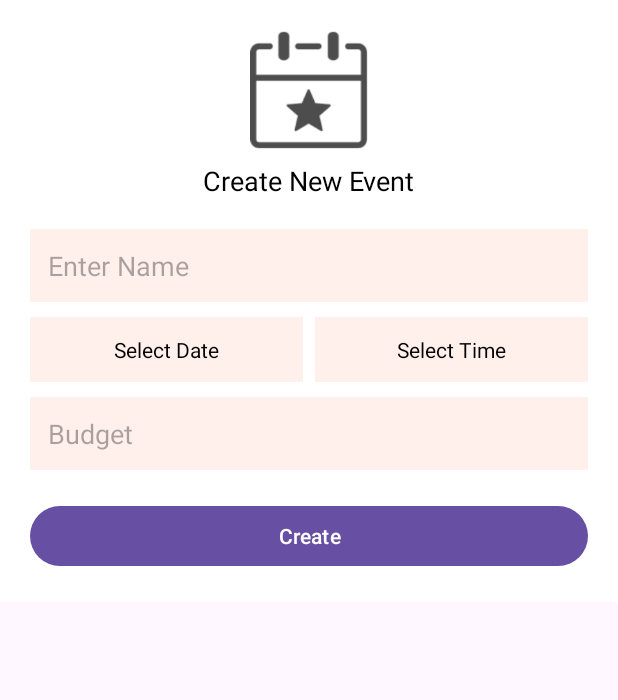
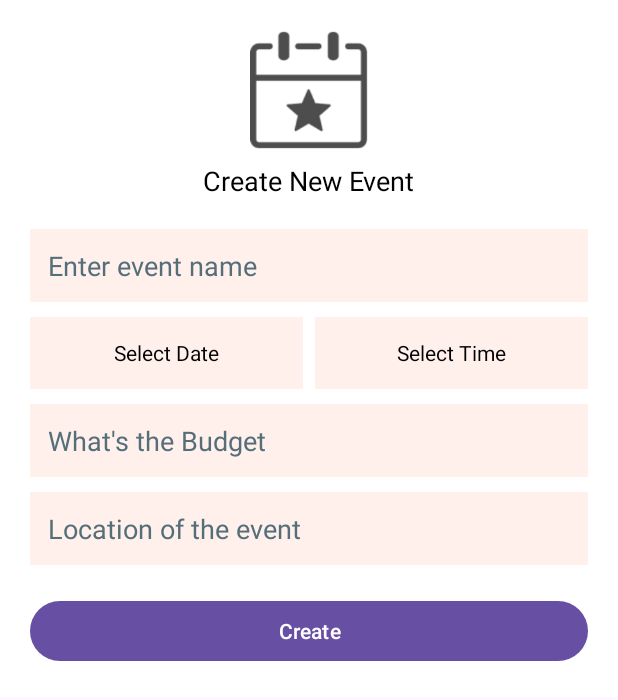
Before and after one commit to Omkar-109/Event_Manager_APP, an Android app: the layout dialog_add_event.xml on its own in the app's theme, with its tools: preview values and no code run, on a phone screen of 412 x 824 dp. Shown: the top 700 px of the screen. Run offline under Robolectric (Android 15) with nearby library versions, the light colour scheme and no system bars.

Commit message:
feat: event location

```diff
--- a/app/src/main/java/com/examples/planit/EventsActivity.java
+++ b/app/src/main/java/com/examples/planit/EventsActivity.java
@@ -94,6 +94,7 @@ public class EventsActivity extends AppCompatActivity {
             TextView dateTextView = dialogView.findViewById(R.id.input_date);
             TextView timeTextView = dialogView.findViewById(R.id.input_time);
             EditText budgetInput = dialogView.findViewById(R.id.input_budget);
+            EditText locationInput = dialogView.findViewById(R.id.input_location);
             Button submitButton = dialogView.findViewById(R.id.submit_button);
 
             // Create and show the dialog
@@ -134,6 +135,7 @@ public class EventsActivity extends AppCompatActivity {
                 String date = dateTextView.getText().toString().trim();
                 String time = timeTextView.getText().toString().trim();
                 String budget = budgetInput.getText().toString().trim();
+                String location = locationInput.getText().toString().trim();
 
                 if (name.isEmpty()) {
                     nameInput.setError("Name is required");
@@ -154,6 +156,12 @@ public class EventsActivity extends AppCompatActivity {
                     budgetInput.setError("Budget is required");
                     return;
                 }
+
+                if (location.isEmpty()) {
+                    locationInput.setError("Location is required");
+                    return;
+                }
+
                 // Extracting date components
                 String[] dateParts = date.split("/");
                 int dayOfMonth = Integer.parseInt(dateParts[0]);   // Day of month
@@ -176,7 +184,7 @@ public class EventsActivity extends AppCompatActivity {
                 // Getting Date object from Calendar
                 Date selectedDateTime = calendar.getTime();
 
-                Event e = new Event(name, selectedDateTime, Double.parseDouble(budget));
+                Event e = new Event(name, selectedDateTime, Double.parseDouble(budget), location);
                 dbManager = new DBManager(getApplicationContext());
                 dbManager.addEvent(e);
                 dbManager.addBudget(e.getBudget());
--- a/app/src/main/java/com/examples/planit/internals/Event.java
+++ b/app/src/main/java/com/examples/planit/internals/Event.java
@@ -75,6 +75,23 @@ public class Event extends UniqueIDProvider<Event> {
         this.location = "Unknown";
         this.budget = new Budget(initial_budget);
     }
+
+    /**
+     * Constructs an Event with a specified name, start date, initial budget and location.
+     *
+     * @param name           the name of the event
+     * @param startDate      the start date of the event
+     * @param initial_budget the initial budget amount
+     * @param location       the location of the event
+     */
+    public Event(String name, Date startDate, Double initial_budget, String location) {
+        super();
+        this.name = name;
+        this.startDate = startDate;
+        this.location = location;
+        this.budget = new Budget(initial_budget);
+    }
+
 
     /**
      * Constructs an Event with a specified unique identifier, name, start date, location, and budget.
--- a/app/src/main/res/layout/dialog_add_event.xml
+++ b/app/src/main/res/layout/dialog_add_event.xml
@@ -13,8 +13,7 @@
         android:id="@+id/event_icon"
         android:layout_width="80dp"
         android:layout_height="80dp"
-
-        android:contentDescription="Event Icon"
+        android:contentDescription="@string/default_event_icon"
         app:srcCompat="@drawable/ev" />
 
     <!-- Text Label for Create Event -->
@@ -22,7 +21,7 @@
         android:id="@+id/create_event_label"
         android:layout_width="wrap_content"
         android:layout_height="wrap_content"
-        android:text="Create New Event"
+        android:text="@string/create_new_event"
         android:textColor="@color/black"
         android:textSize="18sp"
         android:layout_marginTop="8dp"/>
@@ -33,15 +32,18 @@
         android:layout_width="match_parent"
         android:layout_height="wrap_content"
         android:layout_marginTop="20dp"
+        android:autofillHints="name"
         android:background="#FFF0EB"
-        android:hint="Enter Name"
+        android:hint="@string/enter_event_name"
+        android:inputType="text"
         android:padding="12dp"
-        android:textColor="@color/black" />
+        android:textColor="@color/black"
+        android:textColorHint="#546E7A" />
 
     <!-- Date and Time inputs side by side -->
     <LinearLayout
         android:layout_width="match_parent"
-        android:layout_height="wrap_content"
+        android:layout_height="48dp"
         android:orientation="horizontal"
         android:layout_marginTop="10dp">
 
@@ -49,15 +51,14 @@
         <TextView
             android:id="@+id/input_date"
             android:layout_width="0dp"
-            android:layout_height="wrap_content"
+            android:layout_height="match_parent"
             android:layout_weight="1"
             android:background="#FFF0EB"
-
             android:clickable="true"
             android:focusable="true"
             android:gravity="center"
             android:padding="12dp"
-            android:text="Select Date"
+            android:text="@string/select_date"
             android:textColor="@color/black" />
 
         <!-- Time TextView -->
@@ -65,15 +66,14 @@
             android:id="@+id/input_time"
             android:layout_width="0dp"
             android:layout_height="match_parent"
-            android:layout_marginLeft="8dp"
+            android:layout_marginStart="8dp"
             android:layout_weight="1"
-
             android:background="#FFF0EB"
             android:clickable="true"
             android:focusable="true"
             android:gravity="center"
             android:padding="12dp"
-            android:text="Select Time"
+            android:text="@string/select_time"
             android:textColor="@color/black" />
     </LinearLayout>
 
@@ -84,19 +84,33 @@
         android:layout_height="wrap_content"
         android:layout_marginTop="10dp"
         android:background="#FFF0EB"
-        android:hint="Budget"
-
+        android:hint="@string/what_is_the_budget"
+        android:importantForAutofill="no"
         android:inputType="numberDecimal"
         android:padding="12dp"
-        android:textColor="@color/black" />
+        android:textColor="@color/black"
+        android:textColorHint="#546E7A" />
+
+    <!-- Budget EditText -->
+    <EditText
+        android:id="@+id/input_location"
+        android:layout_width="match_parent"
+        android:layout_height="wrap_content"
+        android:layout_marginTop="10dp"
+        android:autofillHints="postalAddress"
+        android:background="#FFF0EB"
+        android:hint="@string/location_of_the_event"
+        android:inputType="textPostalAddress"
+        android:padding="12dp"
+        android:textColor="@color/black"
+        android:textColorHint="#546E7A" />
 
     <!-- Create Button -->
     <Button
         android:id="@+id/submit_button"
         android:layout_width="match_parent"
         android:layout_height="wrap_content"
-        android:text="Create"
-
+        android:text="@string/create_btn"
         android:textColor="@color/white"
         android:layout_marginTop="20dp"/>
 </LinearLayout>
--- a/app/src/main/res/values/strings.xml
+++ b/app/src/main/res/values/strings.xml
@@ -55,4 +55,12 @@
     <string name="vendor_title">Vendors</string>
     <string name="add_budget">Add Budget Plan</string>
     <string name="add_vendor">Add new vendor</string>
+    <string name="default_event_icon">Default Event Icon</string>
+    <string name="create_new_event">Create New Event</string>
+    <string name="enter_event_name">Enter event name</string>
+    <string name="select_date">Select Date</string>
+    <string name="select_time">Select Time</string>
+    <string name="what_is_the_budget">What\'s the Budget</string>
+    <string name="location_of_the_event">Location of the event</string>
+    <string name="create_btn">Create</string>
 </resources>
```
